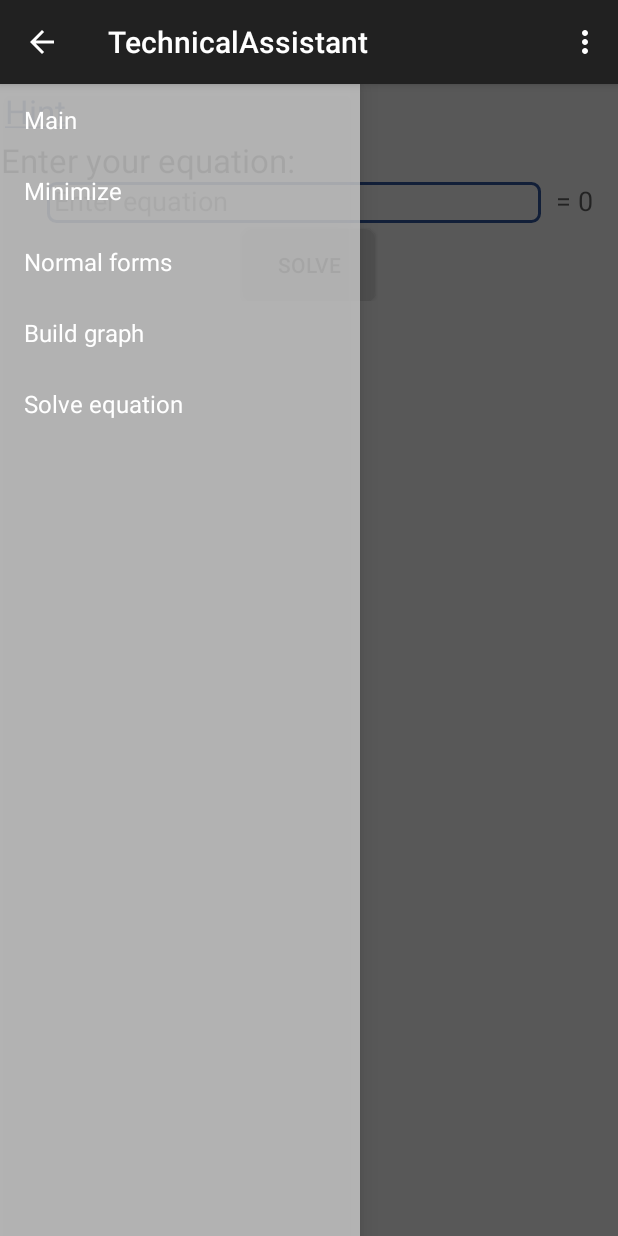
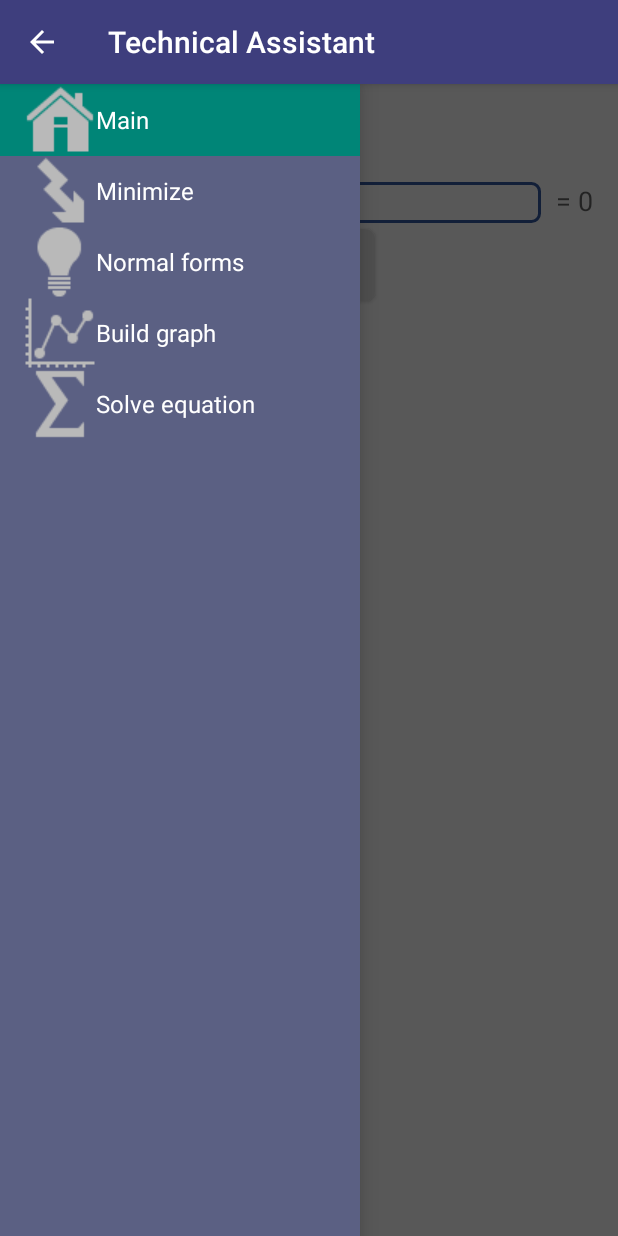
Before and after one commit to BonVit/TechnicalAssistantProject, an Android app: the fragment EquationFragment placed in its activity, on a phone screen of 412 x 824 dp. Run offline under Robolectric (Android 15) with nearby library versions, the phone set to English and light mode, and no system bars; 2 statements that could not run were skipped.

Commit message:
Designed Navigation Drawer. Added translation buttons.

```diff
--- a/TechnicalAssistant/app/src/main/AndroidManifest.xml
+++ b/TechnicalAssistant/app/src/main/AndroidManifest.xml
@@ -8,6 +8,7 @@
         android:label="@string/app_name"
         android:theme="@style/AppTheme" >
         <activity
+            android:configChanges="locale|layoutDirection"
             android:name=".MainActivity"
             android:label="@string/app_name" >
             <intent-filter>
--- a/TechnicalAssistant/app/src/main/java/com/ta/bd/technicalassistant/NavigationDrawerFragment.java
+++ b/TechnicalAssistant/app/src/main/java/com/ta/bd/technicalassistant/NavigationDrawerFragment.java
@@ -1,5 +1,7 @@
 package com.ta.bd.technicalassistant;
 
+import android.content.res.TypedArray;
+import android.graphics.drawable.Drawable;
 import android.support.v7.app.ActionBarActivity;
 import android.app.Activity;
 import android.support.v7.app.ActionBar;
@@ -20,7 +22,7 @@ import android.view.ViewGroup;
 import android.widget.AdapterView;
 import android.widget.ArrayAdapter;
 import android.widget.ListView;
-import android.widget.Toast;
+import android.widget.TextView;
 
 /**
  * Fragment used for managing interactions for and presentation of a navigation drawer.
@@ -91,23 +93,35 @@ public class NavigationDrawerFragment extends Fragment {
                              Bundle savedInstanceState) {
         mDrawerListView = (ListView) inflater.inflate(
                 R.layout.fragment_navigation_drawer, container, false);
-        mDrawerListView.setOnItemClickListener(new AdapterView.OnItemClickListener() {
+        mDrawerListView.setBackground(getResources().getDrawable(R.color.navigation_drawer_color));
+        mDrawerListView.setOnItemClickListener(new AdapterView.OnItemClickListener()
+        {
             @Override
-            public void onItemClick(AdapterView<?> parent, View view, int position, long id) {
+            public void onItemClick(AdapterView<?> parent, View view, int position, long id)
+            {
                 selectItem(position);
             }
         });
+
+        final TypedArray section_titles = getResources().obtainTypedArray(R.array.sections_icons);
         mDrawerListView.setAdapter(new ArrayAdapter<String>(
                 getActionBar().getThemedContext(),
-                android.R.layout.simple_list_item_1,
+                android.R.layout.simple_list_item_activated_1,
                 android.R.id.text1,
-                new String[]{
-                        getString(R.string.title_section1),
-                        getString(R.string.title_section2),
-                        getString(R.string.title_section3),
-                        getString(R.string.title_section4),
-                        getString(R.string.title_section5)
-                }));
+                getResources().getStringArray(R.array.section_titles)
+        )
+        {
+            @Override
+            public View getView(int position, View convertView, ViewGroup parent)
+            {
+                View v = super.getView(position, convertView, parent);
+                int resourceId = section_titles.getResourceId(position, 0);
+                Drawable drawable = getResources().getDrawable(resourceId);
+                ((TextView) v).setCompoundDrawablesWithIntrinsicBounds(drawable, null, null, null);
+                return v;
+            }
+        });
+
         mDrawerListView.setItemChecked(mCurrentSelectedPosition, true);
         return mDrawerListView;
     }
@@ -118,7 +132,6 @@ public class NavigationDrawerFragment extends Fragment {
 
     /**
      * Users of this fragment must call this method to set up the navigation drawer interactions.
-     *
      * @param fragmentId   The android:id of this fragment in its activity's layout.
      * @param drawerLayout The DrawerLayout containing this fragment's UI.
      */
@@ -249,11 +262,6 @@ public class NavigationDrawerFragment extends Fragment {
             return true;
         }
 
-        if (item.getItemId() == R.id.action_example) {
-            Toast.makeText(getActivity(), "Example action.", Toast.LENGTH_SHORT).show();
-            return true;
-        }
-
         return super.onOptionsItemSelected(item);
     }
 
--- a/TechnicalAssistant/app/src/main/res/layout/equation_fragment.xml
+++ b/TechnicalAssistant/app/src/main/res/layout/equation_fragment.xml
@@ -27,7 +27,7 @@
             android:layout_width="wrap_content"
             android:layout_height="wrap_content"
             android:textAppearance="?android:attr/textAppearanceMedium"
-            android:text="@string/graph_hint_text"
+            android:text="@string/equation_hint_text"
             android:id="@+id/textView_equation_hint_text"
             android:maxLines="0"
             style="@style/textView_spoiler_text"
@@ -86,5 +86,25 @@
         android:gravity="center"
         android:layout_gravity="center_horizontal"/>
 
+    <EditText
+        android:layout_width="fill_parent"
+        android:layout_height="wrap_content"
+        android:id="@+id/editText_equation_result"
+        android:clickable="false"
+        android:editable="false"
+        android:enabled="true"
+        android:minLines="1"
+        android:scrollHorizontally="true"
+        android:saveEnabled="false"
+        android:singleLine="false"
+        android:selectAllOnFocus="false"
+        android:inputType="none"
+        android:visibility="invisible"
+        style="@style/editText_output"
+        android:layout_marginLeft="3dp"
+        android:layout_marginRight="3dp"
+        android:layout_marginTop="3dp"
+        android:layout_marginBottom="5dp"/>
+
 </LinearLayout>
 </ScrollView>
--- a/TechnicalAssistant/app/src/main/res/menu/global.xml
+++ b/TechnicalAssistant/app/src/main/res/menu/global.xml
@@ -1,5 +1,3 @@
 <menu xmlns:android="http://schemas.android.com/apk/res/android"
     xmlns:app="http://schemas.android.com/apk/res-auto">
-    <item android:id="@+id/action_settings" android:title="@string/action_settings"
-        android:orderInCategory="100" app:showAsAction="never" />
 </menu>
--- a/TechnicalAssistant/app/src/main/res/menu/main.xml
+++ b/TechnicalAssistant/app/src/main/res/menu/main.xml
@@ -1,8 +1,9 @@
 <menu xmlns:android="http://schemas.android.com/apk/res/android"
     xmlns:app="http://schemas.android.com/apk/res-auto"
     xmlns:tools="http://schemas.android.com/tools" tools:context=".MainActivity">
-    <item android:id="@+id/action_example" android:title="@string/action_example"
-        app:showAsAction="withText|ifRoom" />
-    <item android:id="@+id/action_settings" android:title="@string/action_settings"
-        android:orderInCategory="100" app:showAsAction="never" />
+    <item android:id="@+id/action_english" android:icon="@drawable/ic_great_britain"
+        android:orderInCategory="100" app:showAsAction="ifRoom" android:title="@string/action_english" />
+    <item android:id="@+id/action_ukrainian" android:icon="@drawable/ic_ukraine"
+        android:orderInCategory="100" app:showAsAction="ifRoom"
+        android:title="@string/action_ukrainian"/>
 </menu>
--- a/TechnicalAssistant/app/src/main/res/values/colors.xml
+++ b/TechnicalAssistant/app/src/main/res/values/colors.xml
@@ -10,4 +10,6 @@
     <color name="spoiler_background_color">#ffc9c9c9</color>
     <color name="application_background_color">#ffdedede</color>
     <color name="links_color">#ff468dd5</color>
+    <color name="action_bar_color">#ff3e3e7d</color>
+    <color name="navigation_drawer_color">#ff5b6083</color>
 </resources>
--- a/TechnicalAssistant/app/src/main/res/values/strings.xml
+++ b/TechnicalAssistant/app/src/main/res/values/strings.xml
@@ -1,6 +1,6 @@
 <resources>
     //Application
-    <string name="app_name">TechnicalAssistant</string>
+    <string name="app_name">Technical Assistant</string>
     <string name="hint"><u>Hint</u></string>
     <string name="symbols_entered">Symbols entered: </string>
     <string name="enter_function">Enter your function:</string>
@@ -10,15 +10,24 @@
     <string name="result">Result:</string>
 
     //MainActivity and NavigationDrawerFragment
-    <string name="title_section1">Main</string>
-    <string name="title_section2">Minimize</string>
-    <string name="title_section3">Normal forms</string>
-    <string name="title_section4">Build graph</string>
-    <string name="title_section5">Solve equation</string>
+    <string-array name="section_titles">
+        <item>Main</item>
+        <item>Minimize</item>
+        <item>Normal forms</item>
+        <item>Build graph</item>
+        <item>Solve equation</item>
+    </string-array>
+    <string-array name="sections_icons">
+        <item>@drawable/ic_main</item>
+        <item>@drawable/ic_minimize</item>
+        <item>@drawable/ic_forms</item>
+        <item>@drawable/ic_graph</item>
+        <item>@drawable/ic_equatin</item>
+    </string-array>
     <string name="navigation_drawer_open">Open navigation drawer</string>
     <string name="navigation_drawer_close">Close navigation drawer</string>
-    <string name="action_example">Example action</string>
-    <string name="action_settings">Settings</string>
+    <string name="action_ukrainian">Ukrainian</string>
+    <string name="action_english">English</string>
 
     //MinimizeFragment
     <string name="minimization_solution"><u>Solution</u></string>
@@ -48,4 +57,5 @@
     <string name="enter_equation">Enter your equation:</string>
     <string name="input_equation">Enter equation</string>
     <string name="solve">Solve</string>
+    <string name="invalid_equation">Invalid equation!</string>
 </resources>
--- a/TechnicalAssistant/app/src/main/res/values/texts.xml
+++ b/TechnicalAssistant/app/src/main/res/values/texts.xml
@@ -72,4 +72,37 @@
         If you have any questions or you noticed that it doesn\'t work correctly,
             <a href="mailto:bonarv96@gmail.com">email me</a> please :)
     </string>
+
+    //EquationFragment
+    <string name="equation_hint_text">
+        It is a service for solving equations.\n
+        <b>Commands:\n</b>
+        - +: plus;\n
+        - -: minus;\n
+        - /: division;\n
+        - *: multiply;\n
+        - ^: raise to the power (x^5);\n
+        - abs: absolute value;\n
+        - acos: arc cosine;\n
+        - asin: arc sine;\n
+        - atan: arc tangent;\n
+        - cbrt: cubic root;\n
+        - ceil: nearest upper integer;\n
+        - cos: cosine;\n
+        - cosh: hyperbolic cosine;\n
+        - exp: euler\'s number raised to the power (e^x);\n
+        - floor: nearest lower integer;\n
+        - log: logarithmus naturalis (base e);\n
+        - log10: logarithm (base 10);\n
+        - log2: logarithm (base 2);\n
+        - sin: sine;\n
+        - sinh: hyperbolic sine;\n
+        - sqrt: square root;\n
+        - tan: tangent;\n
+        - tanh: hyperbolic tangent.\n
+        <b>Examples:\n</b>
+        sin(x), cos(x), x^2 etc.\n
+        If you have any questions or you noticed that it doesn\'t work correctly,
+            <a href="mailto:bonarv96@gmail.com">email me</a> please :)
+    </string>
 </resources>
```
Also changed, not shown: TechnicalAssistant/app/src/main/java/com/ta/bd/technicalassistant/Fragments/EquationFragment.java (+46 -6 lines), TechnicalAssistant/app/src/main/java/com/ta/bd/technicalassistant/Fragments/GraphFragment.java (+6 -6 lines), TechnicalAssistant/app/src/main/java/com/ta/bd/technicalassistant/MainActivity.java (+34 -80 lines), TechnicalAssistant/app/src/main/res/layout-land/minimize_fragment.xml (deleted, +0 -143 lines), TechnicalAssistant/app/src/main/res/drawable/ic_equatin.png (added), TechnicalAssistant/app/src/main/res/drawable/ic_forms.png (added), TechnicalAssistant/app/src/main/res/drawable/ic_graph.png (added), TechnicalAssistant/app/src/main/res/drawable/ic_great_britain.png (added), TechnicalAssistant/app/src/main/res/drawable/ic_main.png (added), TechnicalAssistant/app/src/main/res/drawable/ic_minimize.png (added), TechnicalAssistant/app/src/main/res/drawable/ic_ukraine.png (added), 2 other files.
